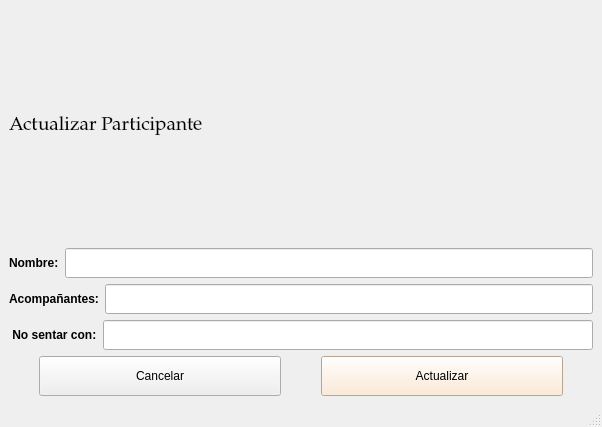
IvanJesusCorbalanPascual/Gestor-de-Eventos, file src/ui/ActualizarParticipante.ui: the form before one commit.
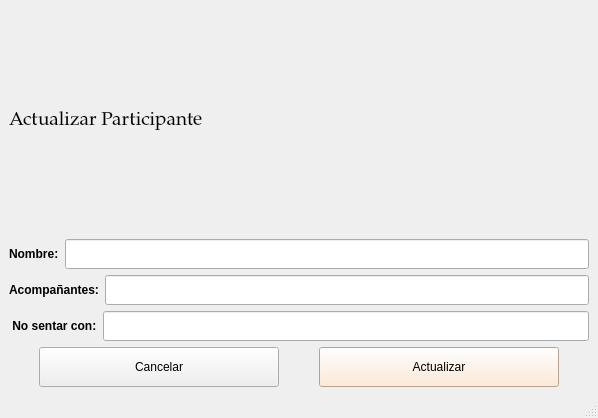
The form after the commit.

Diff of the .ui file:
```diff
--- a/src/ui/ActualizarParticipante.ui
+++ b/src/ui/ActualizarParticipante.ui
@@ -6,8 +6,8 @@
    <rect>
     <x>0</x>
     <y>0</y>
-    <width>602</width>
-    <height>427</height>
+    <width>598</width>
+    <height>418</height>
    </rect>
   </property>
   <property name="windowTitle">
```
Left out of the diff: 4 changed lines with no effect on the pictures.
